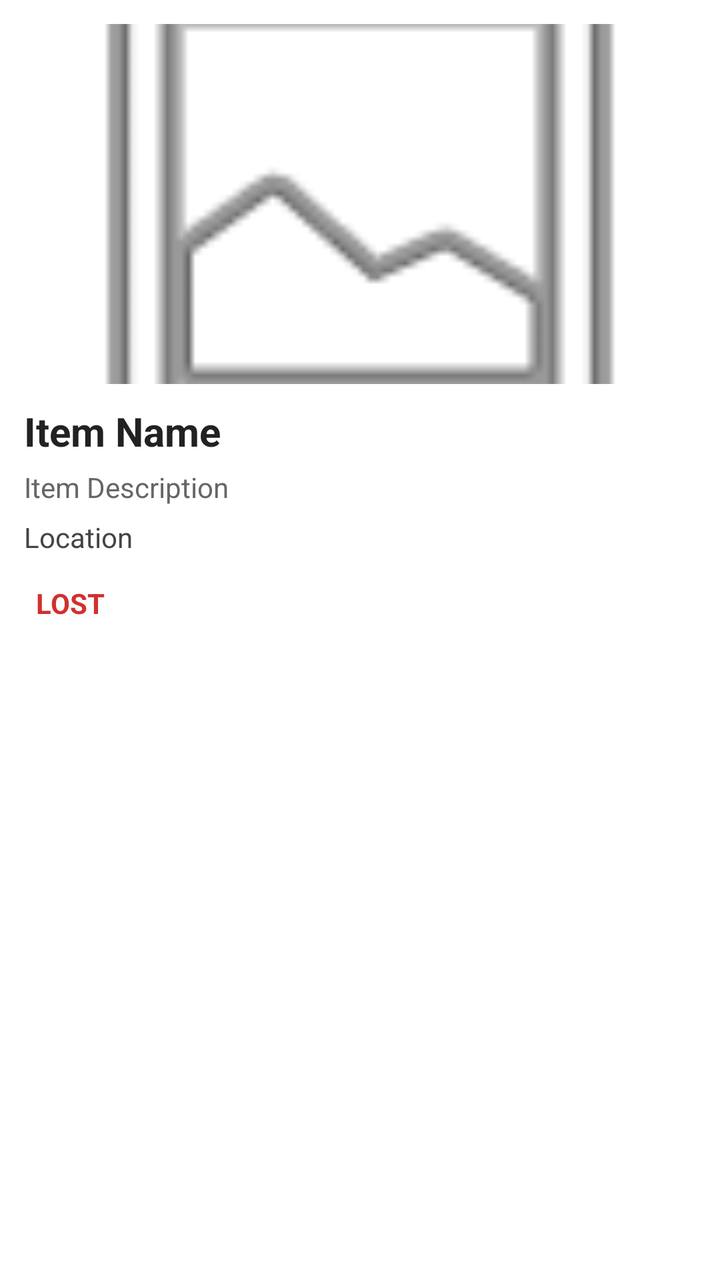
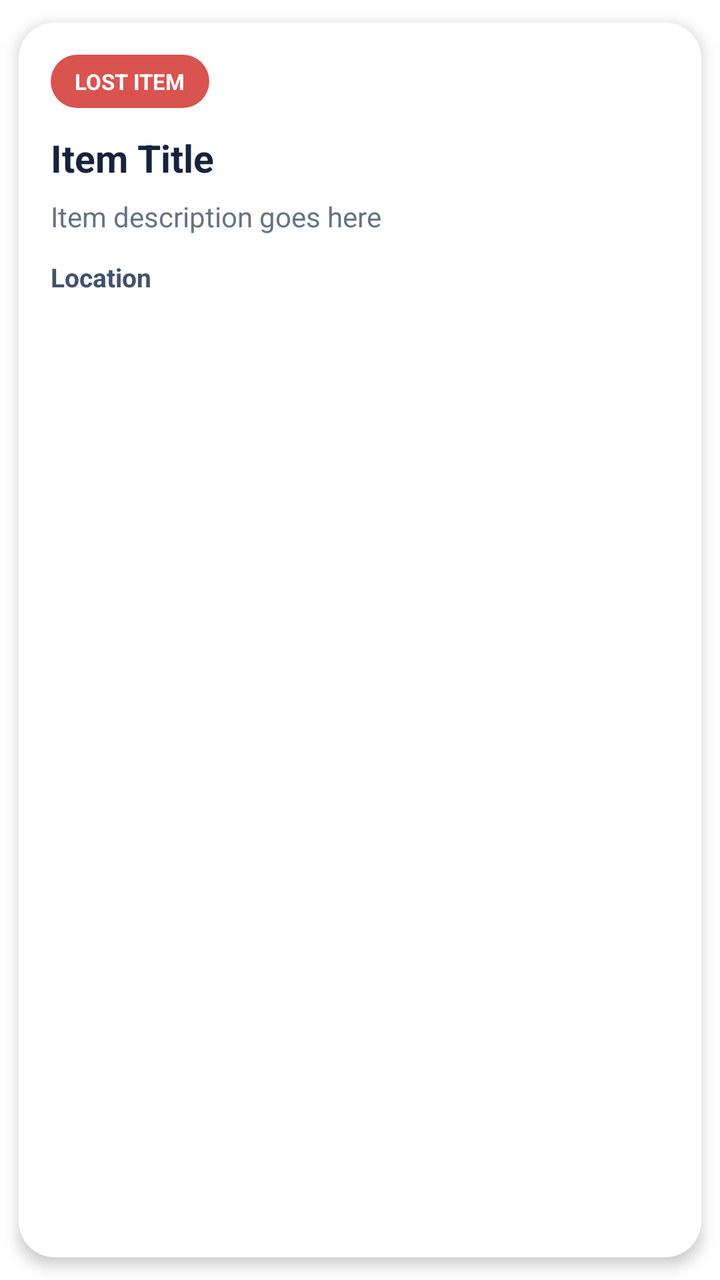

Before-and-after screenshots of an Android layout around one commit, followed by the original layout XML and the change that was made.
<!-- AndroidManifest.xml: application theme Theme.CampusLost -->
<!-- res/layout/item_row.xml -->
<?xml version="1.0" encoding="utf-8"?>
<LinearLayout
    xmlns:android="http://schemas.android.com/apk/res/android"
    android:layout_width="match_parent"
    android:layout_height="wrap_content"
    android:orientation="vertical"
    android:layout_margin="8dp"
    android:padding="12dp"
    android:elevation="3dp"
    android:background="#FFFFFF">

    <ImageView
        android:id="@+id/ivItemImage"
        android:layout_width="match_parent"
        android:layout_height="180dp"
        android:scaleType="centerCrop"
        android:contentDescription="Item Image"
        android:src="@android:drawable/ic_menu_gallery"/>

    <TextView
        android:id="@+id/tvItemTitle"
        android:layout_width="match_parent"
        android:layout_height="wrap_content"
        android:text="Item Name"
        android:textSize="20sp"
        android:textStyle="bold"
        android:textColor="#222222"
        android:layout_marginTop="10dp"/>

    <TextView
        android:id="@+id/tvItemDescription"
        android:layout_width="match_parent"
        android:layout_height="wrap_content"
        android:text="Item Description"
        android:textSize="14sp"
        android:textColor="#666666"
        android:maxLines="2"
        android:layout_marginTop="5dp"/>

    <TextView
        android:id="@+id/tvItemLocation"
        android:layout_width="match_parent"
        android:layout_height="wrap_content"
        android:text="Location"
        android:textSize="14sp"
        android:textColor="#444444"
        android:layout_marginTop="6dp"/>

    <TextView
        android:id="@+id/tvItemType"
        android:layout_width="wrap_content"
        android:layout_height="wrap_content"
        android:text="LOST"
        android:textStyle="bold"
        android:textColor="#D32F2F"
        android:padding="6dp"
        android:layout_marginTop="8dp"/>

</LinearLayout>
<!-- resources referenced by this layout -->
<resources>
  <style name="Theme.CampusLost" parent="Theme.MaterialComponents.DayNight.NoActionBar" />
</resources>

<!-- the commit's change to res/layout/item_row.xml (unified diff, before → after) -->
@@ -1,59 +1,83 @@
 <?xml version="1.0" encoding="utf-8"?>
-<LinearLayout
+<androidx.cardview.widget.CardView
     xmlns:android="http://schemas.android.com/apk/res/android"
+    xmlns:app="http://schemas.android.com/apk/res-auto"
     android:layout_width="match_parent"
     android:layout_height="wrap_content"
-    android:orientation="vertical"
-    android:layout_margin="8dp"
-    android:padding="12dp"
-    android:elevation="3dp"
-    android:background="#FFFFFF">
+    android:layout_marginHorizontal="4dp"
+    android:layout_marginVertical="8dp"
+    app:cardCornerRadius="18dp"
+    app:cardElevation="4dp"
+    app:cardUseCompatPadding="true">
 
-    <ImageView
-        android:id="@+id/ivItemImage"
-        android:layout_width="match_parent"
-        android:layout_height="180dp"
-        android:scaleType="centerCrop"
-        android:contentDescription="Item Image"
-        android:src="@android:drawable/ic_menu_gallery"/>
-
-    <TextView
-        android:id="@+id/tvItemTitle"
+    <LinearLayout
         android:layout_width="match_parent"
         android:layout_height="wrap_content"
-        android:text="Item Name"
-        android:textSize="20sp"
-        android:textStyle="bold"
-        android:textColor="#222222"
-        android:layout_marginTop="10dp"/>
+        android:orientation="vertical"
+        android:background="#FFFFFF">
 
-    <TextView
-        android:id="@+id/tvItemDescription"
-        android:layout_width="match_parent"
-        android:layout_height="wrap_content"
-        android:text="Item Description"
-        android:textSize="14sp"
-        android:textColor="#666666"
-        android:maxLines="2"
-        android:layout_marginTop="5dp"/>
+        <ImageView
+            android:id="@+id/ivItemImage"
+            android:layout_width="match_parent"
+            android:layout_height="175dp"
+            android:scaleType="centerCrop"
+            android:visibility="gone"
+            android:contentDescription="Item photo"
+            android:background="#F1F3F8" />
 
-    <TextView
-        android:id="@+id/tvItemLocation"
-        android:layout_width="match_parent"
-        android:layout_height="wrap_content"
-        android:text="Location"
-        android:textSize="14sp"
-        android:textColor="#444444"
-        android:layout_marginTop="6dp"/>
+        <LinearLayout
+            android:layout_width="match_parent"
+            android:layout_height="wrap_content"
+            android:orientation="vertical"
+            android:padding="16dp">
 
-    <TextView
-        android:id="@+id/tvItemType"
-        android:layout_width="wrap_content"
-        android:layout_height="wrap_content"
-        android:text="LOST"
-        android:textStyle="bold"
-        android:textColor="#D32F2F"
-        android:padding="6dp"
-        android:layout_marginTop="8dp"/>
+            <TextView
+                android:id="@+id/tvItemType"
+                android:layout_width="wrap_content"
+                android:layout_height="wrap_content"
+                android:text="LOST ITEM"
+                android:textColor="#FFFFFF"
+                android:textSize="11sp"
+                android:textStyle="bold"
+                android:paddingHorizontal="12dp"
+                android:paddingVertical="6dp"
+                android:background="@drawable/badge_lost" />
 
-</LinearLayout>
+            <TextView
+                android:id="@+id/tvItemTitle"
+                android:layout_width="match_parent"
+                android:layout_height="wrap_content"
+                android:layout_marginTop="12dp"
+                android:text="Item Title"
+                android:textColor="#17233D"
+                android:textSize="19sp"
+                android:textStyle="bold"
+                android:maxLines="2"
+                android:ellipsize="end" />
+
+            <TextView
+                android:id="@+id/tvItemDescription"
+                android:layout_width="match_parent"
+                android:layout_height="wrap_content"
+                android:layout_marginTop="7dp"
+                android:text="Item description goes here"
+                android:textColor="#697386"
+                android:textSize="14sp"
+                android:maxLines="2"
+                android:ellipsize="end" />
+
+            <TextView
+                android:id="@+id/tvItemLocation"
+                android:layout_width="match_parent"
+                android:layout_height="wrap_content"
+                android:layout_marginTop="12dp"
+                android:text="Location"
+                android:textColor="#42516B"
+                android:textSize="13sp"
+                android:textStyle="bold" />
+
+        </LinearLayout>
+
+    </LinearLayout>
+
+</androidx.cardview.widget.CardView>
<!-- resource entries referenced after the edit -->
@@ -1,5 +1,11 @@
 <!-- resources referenced by this layout -->
 <resources>
+  <!-- drawable badge_lost (drawable) -->
+  <?xml version="1.0" encoding="utf-8"?>
+  <shape xmlns:android="http://schemas.android.com/apk/res/android">
+      <solid android:color="#D9534F" />
+      <corners android:radius="20dp" />
+  </shape>
   <style name="Theme.CampusLost" parent="Theme.MaterialComponents.DayNight.NoActionBar" />
 </resources>
 
